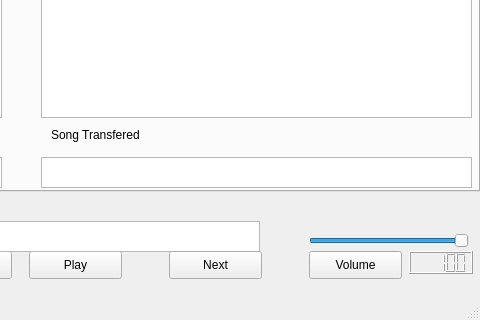
This is mainwindow.ui in tnightingale/COMMAudio as Qt 5 draws it before an edit; both pictures show x 381 to 861 and y 278 to 598 of the 861 by 598 pixel window. The edited form follows.
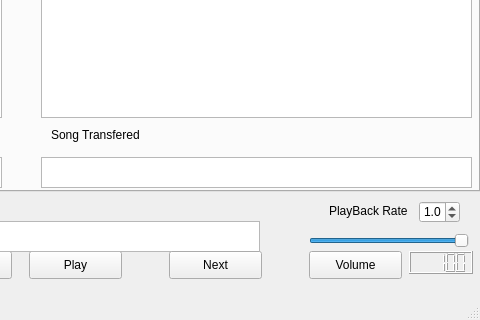
This is the edited form.

Commit message: modify playback rate added

Diff of the .ui file:
```diff
--- a/mainwindow.ui
+++ b/mainwindow.ui
@@ -300,6 +300,44 @@
      <string>Add Music Folder</string>
     </property>
    </widget>
+   <widget class="QDoubleSpinBox" name="playbackBox">
+    <property name="geometry">
+     <rect>
+      <x>800</x>
+      <y>460</y>
+      <width>41</width>
+      <height>22</height>
+     </rect>
+    </property>
+    <property name="decimals">
+     <number>1</number>
+    </property>
+    <property name="minimum">
+     <double>-2.000000000000000</double>
+    </property>
+    <property name="maximum">
+     <double>2.000000000000000</double>
+    </property>
+    <property name="singleStep">
+     <double>0.500000000000000</double>
+    </property>
+    <property name="value">
+     <double>1.000000000000000</double>
+    </property>
+   </widget>
+   <widget class="QLabel" name="label_6">
+    <property name="geometry">
+     <rect>
+      <x>710</x>
+      <y>460</y>
+      <width>81</width>
+      <height>20</height>
+     </rect>
+    </property>
+    <property name="text">
+     <string>PlayBack Rate</string>
+    </property>
+   </widget>
   </widget>
   <widget class="QMenuBar" name="menuBar">
    <property name="geometry">
```
The commit also changes 4 other files.
